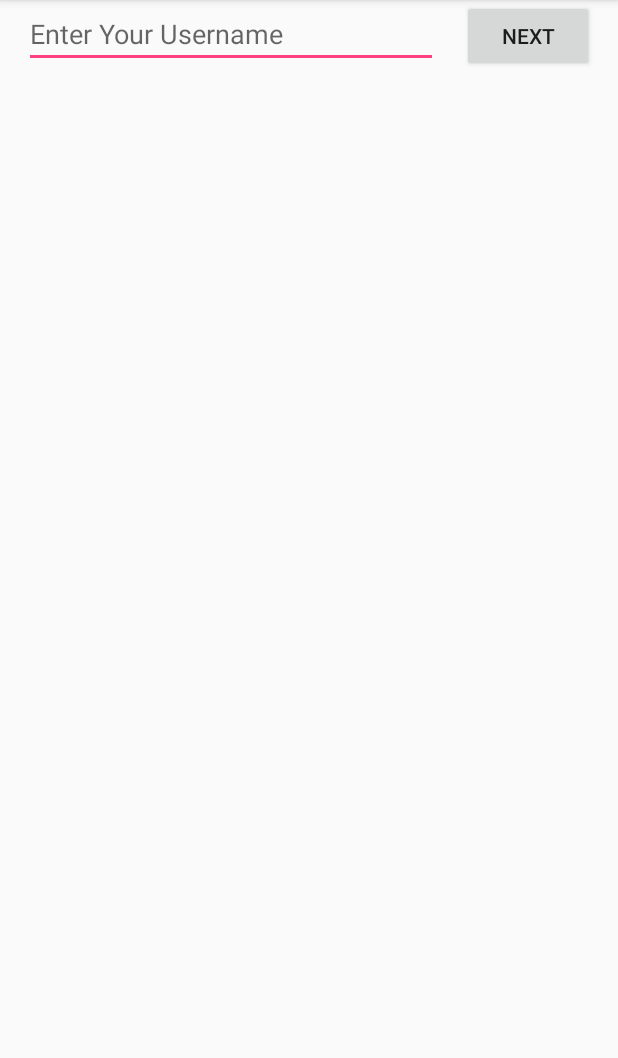
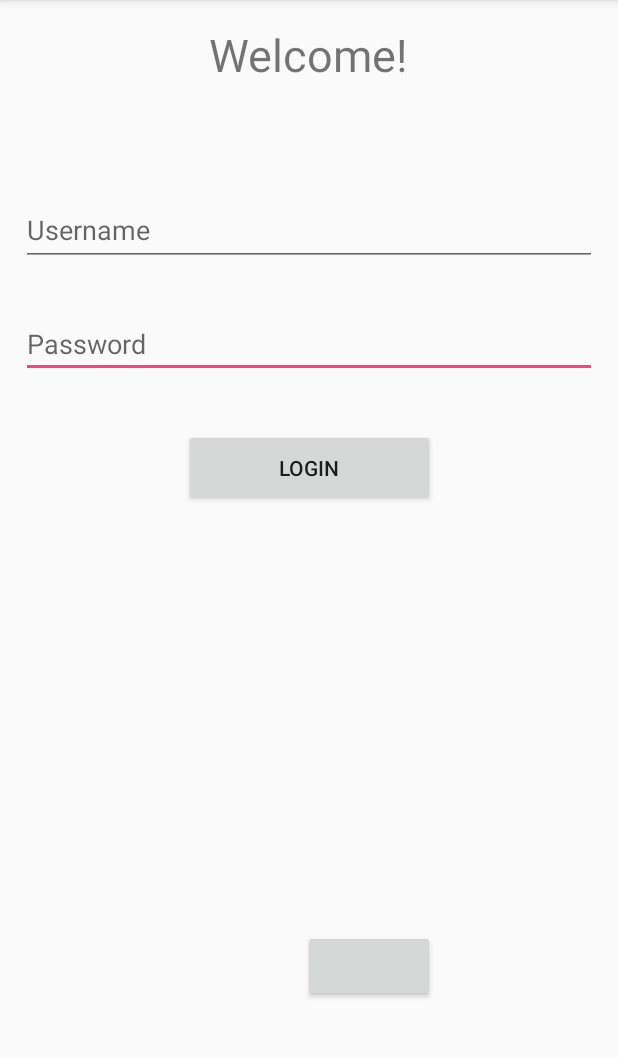
Before and after one commit to tarballz/caravan, an Android app: the screen it shows after launch (MainActivity), on a phone screen of 412 x 824 dp, the part 84-1142 px from its top. Run offline under Robolectric (Android 15) with nearby library versions, the phone set to English and light mode, and no system bars; libraries missing offline, so code that uses them is left out: com.amazonaws.auth, com.amazonaws.mobileconnectors, com.amazonaws.regions, com.amazonaws.services; 4 statements that could not run were skipped.

Commit message:
Added password validation on main page. Included a method to validate user accounts on the DB.

```diff
--- a/app/src/main/res/layout/activity_main.xml
+++ b/app/src/main/res/layout/activity_main.xml
@@ -9,30 +9,87 @@
     tools:layout_editor_absoluteX="0dp">
 
     <EditText
+        android:id="@+id/enter_password_et"
+        android:layout_width="0dp"
+        android:layout_height="44dp"
+        android:layout_marginStart="14dp"
+        android:ems="10"
+        android:hint="@string/password"
+        android:inputType="textPersonName"
+        tools:ignore="RtlHardcoded"
+        android:layout_marginEnd="14dp"
+        tools:layout_constraintTop_creator="1"
+        tools:layout_constraintRight_creator="1"
+        app:layout_constraintRight_toRightOf="parent"
+        android:layout_marginTop="208dp"
+        tools:layout_constraintLeft_creator="1"
+        app:layout_constraintLeft_toLeftOf="parent"
+        app:layout_constraintTop_toTopOf="parent" />
+
+    <EditText
         android:id="@+id/enter_username_et"
         android:layout_width="0dp"
-        android:layout_height="45dp"
+        android:layout_height="47dp"
+        android:layout_marginStart="14dp"
         android:ems="10"
-        android:hint="@string/enter_your_username"
+        android:hint="@string/username"
         android:inputType="textPersonName"
-        app:layout_constraintLeft_toLeftOf="parent"
-        app:layout_constraintRight_toLeftOf="@+id/create_username_b"
-        app:layout_constraintTop_toTopOf="parent"
         tools:ignore="RtlHardcoded"
-        android:layout_marginStart="16dp" />
+        android:layout_marginEnd="14dp"
+        tools:layout_constraintTop_creator="1"
+        tools:layout_constraintRight_creator="1"
+        tools:layout_constraintBottom_creator="1"
+        app:layout_constraintBottom_toBottomOf="@+id/enter_password_et"
+        app:layout_constraintRight_toRightOf="parent"
+        android:layout_marginTop="76dp"
+        app:layout_constraintTop_toBottomOf="@+id/welcome_tv"
+        tools:layout_constraintLeft_creator="1"
+        android:layout_marginBottom="77dp"
+        app:layout_constraintLeft_toLeftOf="parent" />
 
     <Button
-        android:id="@+id/create_username_b"
+        android:id="@+id/login_b"
+        android:layout_width="167dp"
+        android:layout_height="51dp"
+        android:onClick="onClickLogin"
+        android:text="@string/login"
+        tools:layout_constraintTop_creator="1"
+        tools:layout_constraintRight_creator="1"
+        tools:layout_constraintBottom_creator="1"
+        app:layout_constraintBottom_toBottomOf="@+id/create_account_b"
+        app:layout_constraintRight_toRightOf="parent"
+        android:layout_marginTop="78dp"
+        tools:layout_constraintLeft_creator="1"
+        android:layout_marginBottom="74dp"
+        app:layout_constraintLeft_toLeftOf="parent"
+        app:layout_constraintTop_toTopOf="@+id/enter_password_et"
+        app:layout_constraintHorizontal_bias="0.502"
+        app:layout_constraintVertical_bias="0.0" />
+
+    <TextView
+        android:id="@+id/welcome_tv"
         android:layout_width="wrap_content"
         android:layout_height="wrap_content"
-        android:onClick="onClickCreateUsername"
-        android:text="@string/next"
-        app:layout_constraintBaseline_toBaselineOf="@+id/enter_username_et"
-        app:layout_constraintLeft_toRightOf="@+id/enter_username_et"
+        android:text="@string/welcome"
+        android:textSize="30sp"
+        tools:layout_constraintTop_creator="1"
+        tools:layout_constraintRight_creator="1"
         app:layout_constraintRight_toRightOf="parent"
-        android:layout_marginRight="16dp"
-        android:layout_marginLeft="16dp"
-        android:layout_marginStart="16dp"
-        android:layout_marginEnd="16dp" />
+        android:layout_marginTop="16dp"
+        tools:layout_constraintLeft_creator="1"
+        app:layout_constraintLeft_toLeftOf="parent"
+        app:layout_constraintTop_toTopOf="parent" />
+
+    <Button
+        android:id="@+id/create_account_b"
+        android:layout_width="wrap_content"
+        android:layout_height="wrap_content"
+        android:onClick="onClickCreateAccount"
+        tools:text="Create an account"
+        tools:layout_constraintRight_creator="1"
+        tools:layout_constraintBottom_creator="1"
+        app:layout_constraintBottom_toBottomOf="parent"
+        app:layout_constraintRight_toRightOf="@+id/login_b"
+        android:layout_marginBottom="100dp" />
 
 </android.support.constraint.ConstraintLayout>
--- a/app/src/main/res/values/strings.xml
+++ b/app/src/main/res/values/strings.xml
@@ -28,4 +28,8 @@
     <string name="enter_the_name_of_your_car">Enter the name of your car</string>
     <string name="find_car">Find Car</string>
     <string name="who_s_driving">Who\'s Driving?</string>
+    <string name="username">Username</string>
+    <string name="password">Password</string>
+    <string name="login">Login</string>
+    <string name="welcome">Welcome!</string>
 </resources>
```
Also changed, not shown: app/src/main/java/edu/cmps121/app/MainActivity.java (+73 -22 lines), app/src/main/java/edu/cmps121/app/api/DynamoDB.java (+24 -4 lines), app/src/main/java/edu/cmps121/app/model/User.java (+10 -0 lines).
